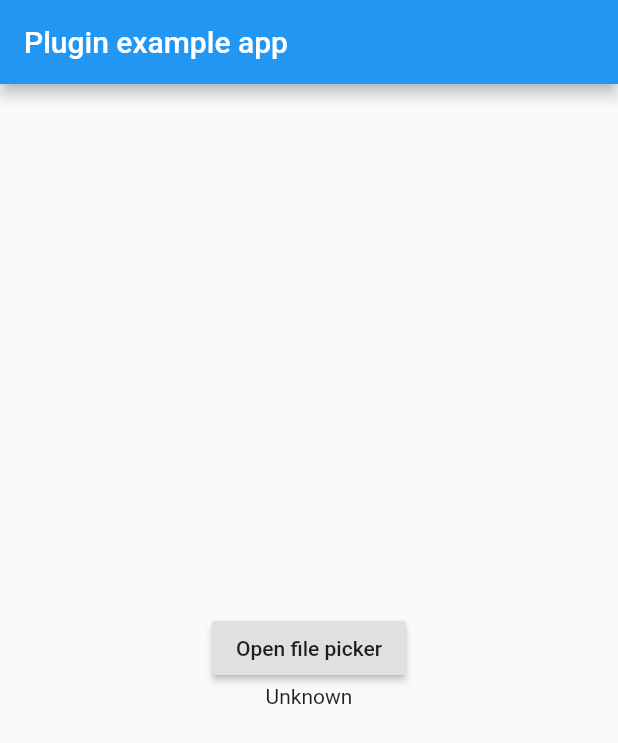
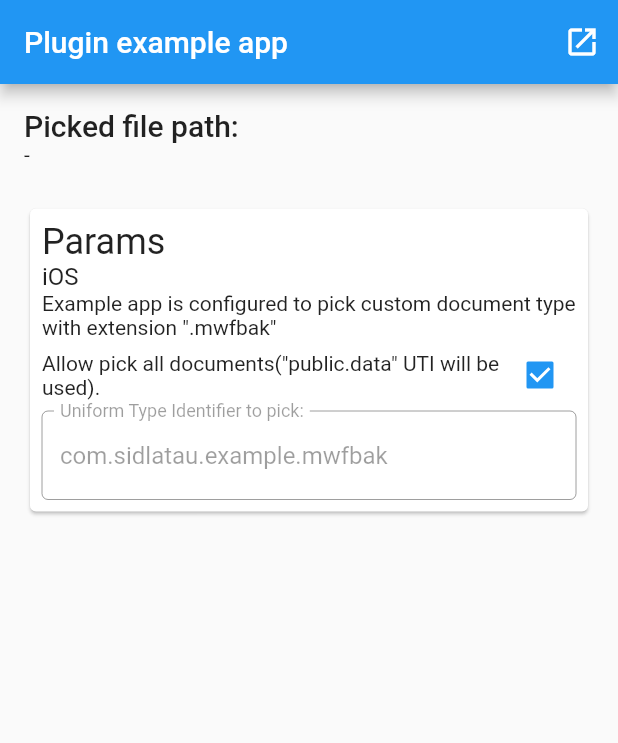
Before and after one commit to sidlatau/flutter_document_picker, a Flutter app: the screen it shows after launch, on a phone screen of 412 x 824 dp. Shown: the top 743 px of the screen. Run offline on Flutter 3.47's test engine with Material 2 defaults, Android fonts, the light colour scheme and no system bars.

Commit message:
iOS part: added ability to pick only custom document types.

```diff
--- a/example/lib/main.dart
+++ b/example/lib/main.dart
@@ -9,7 +9,13 @@ class MyApp extends StatefulWidget {
 }
 
 class _MyAppState extends State<MyApp> {
-  String _path = 'Unknown';
+  String _path = '-';
+  bool _pickFileInProgress = false;
+  bool _iosPublicDataUTI = true;
+
+  final _utiController = TextEditingController(
+    text: 'com.sidlatau.example.mwfbak',
+  );
 
   @override
   void initState() {
@@ -19,34 +25,114 @@ class _MyAppState extends State<MyApp> {
   @override
   Widget build(BuildContext context) {
     return MaterialApp(
+      debugShowCheckedModeBanner: false,
       home: Scaffold(
         appBar: AppBar(
           title: const Text('Plugin example app'),
+          actions: <Widget>[
+            IconButton(
+              icon: Icon(Icons.open_in_new),
+              onPressed: _pickFileInProgress ? null : _pickDocument,
+            )
+          ],
         ),
-        body: Center(
+        body: Padding(
+          padding: const EdgeInsets.all(16.0),
           child: Column(
-            mainAxisAlignment: MainAxisAlignment.center,
+            crossAxisAlignment: CrossAxisAlignment.start,
             children: <Widget>[
-              RaisedButton(
-                child: Text('Open file picker'),
-                onPressed: () async {
-                  String result;
-                  try {
-                    result = await FlutterDocumentPicker.openDocument();
-                  } catch (e) {
-                    result = 'Error: $e';
-                  }
-
-                  setState(() {
-                    _path = result;
-                  });
-                },
+              Text(
+                'Picked file path:',
+                style: Theme.of(context).textTheme.title,
               ),
-              Text(_path)
+              Text('$_path'),
+              _pickFileInProgress ? CircularProgressIndicator() : Container(),
+              Padding(
+                padding: EdgeInsets.only(top: 24.0),
+                child: Card(
+                  child: Padding(
+                    padding: const EdgeInsets.all(8.0),
+                    child: Column(
+                      crossAxisAlignment: CrossAxisAlignment.start,
+                      children: <Widget>[
+                        Text(
+                          'Params',
+                          style: Theme.of(context).textTheme.headline,
+                        ),
+                        Text(
+                          'iOS',
+                          style: Theme.of(context).textTheme.subhead,
+                        ),
+                        Text(
+                          'Example app is configured to pick custom document type with extension ".mwfbak"',
+                          style: Theme.of(context).textTheme.body1,
+                        ),
+                        Row(
+                          children: <Widget>[
+                            Expanded(
+                              child: Text(
+                                'Allow pick all documents("public.data" UTI will be used).',
+                                softWrap: true,
+                              ),
+                            ),
+                            Checkbox(
+                              value: _iosPublicDataUTI,
+                              onChanged: (value) {
+                                setState(() {
+                                  _iosPublicDataUTI = value;
+                                });
+                              },
+                            ),
+                          ],
+                        ),
+                        TextField(
+                          controller: _utiController,
+                          enabled: !_iosPublicDataUTI,
+                          decoration: InputDecoration(
+                            border: OutlineInputBorder(),
+                            labelText: 'Uniform Type Identifier to pick:',
+                          ),
+                        ),
+                      ],
+                    ),
+                  ),
+                ),
+              ),
             ],
           ),
         ),
       ),
     );
   }
+
+  _pickDocument() async {
+    String result;
+    try {
+      setState(() {
+        _path = '-';
+        _pickFileInProgress = true;
+      });
+
+      FlutterDocumentPickerParams params;
+      if (!_iosPublicDataUTI) {
+        params = FlutterDocumentPickerParams(
+          utiTypes: [
+            _utiController.text,
+          ],
+        );
+      }
+
+      result = await FlutterDocumentPicker.openDocument(params: params);
+    } catch (e) {
+      result = 'Error: $e';
+    } finally {
+      setState(() {
+        _pickFileInProgress = false;
+      });
+    }
+
+    setState(() {
+      _path = result;
+    });
+  }
 }
--- a/lib/flutter_document_picker.dart
+++ b/lib/flutter_document_picker.dart
@@ -6,7 +6,24 @@ class FlutterDocumentPicker {
   static const MethodChannel _channel =
       MethodChannel('flutter_document_picker');
 
-  static Future<String> openDocument() async {
-    return await _channel.invokeMethod('pickDocument');
+  static Future<String> openDocument({FlutterDocumentPickerParams params}) async {
+    return await _channel.invokeMethod('pickDocument', params?.toJson());
   }
 }
+
+class FlutterDocumentPickerParams {
+  /// Optional setting for enabling only specific document types that could be picked.
+  /// If this list is null or empty "public.data" document type will be provided.
+  ///
+  /// More info:
+  /// https://developer.apple.com/library/archive/qa/qa1587/_index.html
+  final List<String> utiTypes;
+
+  FlutterDocumentPickerParams({this.utiTypes});
+
+  Map<String, dynamic> toJson() {
+    return {
+      'utiTypes': utiTypes
+    };
+  }
+}
```
Also changed, not shown: 7 other files.
